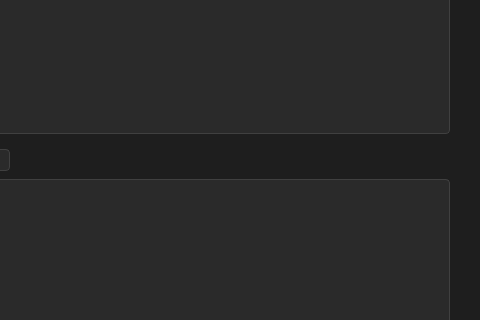
First picture: the form in components/IDE.ui, repository minnbanya/PLC-Programming-Language-Project, before the edit; both pictures show x 520 to 1000 and y 271 to 591 of the 1000 by 1200 pixel window.
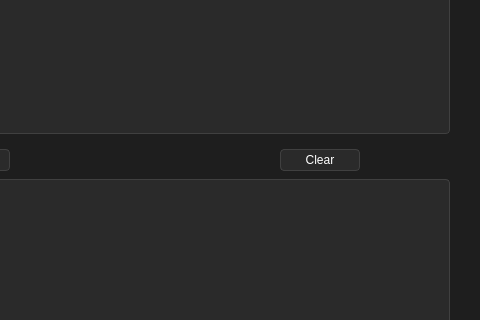
Second picture: the form after the edit.

```diff
--- a/components/IDE.ui
+++ b/components/IDE.ui
@@ -92,6 +92,32 @@
      <string>Run</string>
     </property>
    </widget>
+   <widget class="QPushButton" name="button_clear">
+    <property name="geometry">
+     <rect>
+      <x>800</x>
+      <y>420</y>
+      <width>80</width>
+      <height>22</height>
+     </rect>
+    </property>
+    <property name="text">
+     <string>Clear</string>
+    </property>
+   </widget>
+   <!-- <widget class="QPushButton" name="button_history">
+    <property name="geometry">
+     <rect>
+      <x>200</x>
+      <y>420</y>
+      <width>80</width>
+      <height>22</height>
+     </rect>
+    </property>
+    <property name="text">
+     <string>History</string>
+    </property>
+   </widget> -->
   </widget>
   <widget class="QMenuBar" name="menubar">
    <property name="geometry">
```
